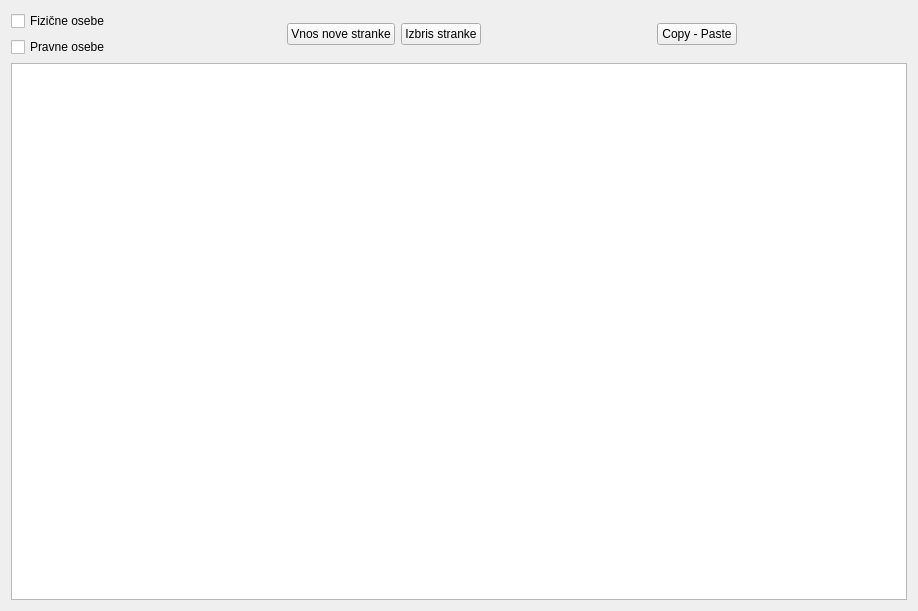
First picture: the form in wid_stranke.ui, repository bubi-luka/BubiRacun, before the edit.
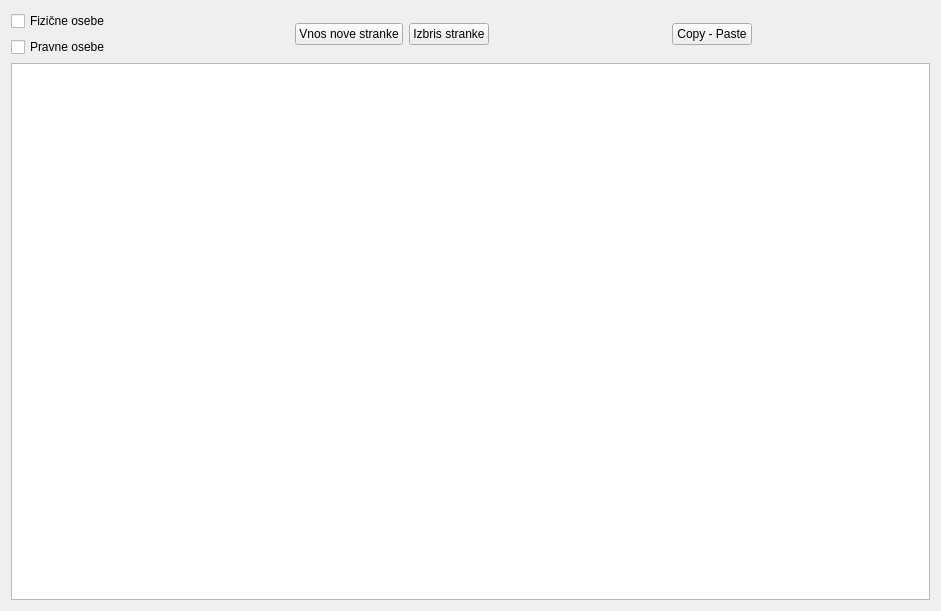
Second picture: the form after the edit.

Commit message:
SANDY THEME FOR APPLICATION & ALTERNATING ROWS IN TABLES
closes #105

The edit to the form file:
```diff
--- a/wid_stranke.ui
+++ b/wid_stranke.ui
@@ -9,7 +9,7 @@
    <rect>
     <x>0</x>
     <y>0</y>
-    <width>918</width>
+    <width>941</width>
     <height>611</height>
    </rect>
   </property>
@@ -104,6 +104,9 @@
      <property name="editTriggers">
       <set>QAbstractItemView::NoEditTriggers</set>
      </property>
+     <property name="alternatingRowColors">
+      <bool>true</bool>
+     </property>
      <property name="selectionMode">
       <enum>QAbstractItemView::SingleSelection</enum>
      </property>
```
The commit also changes 33 other files.
